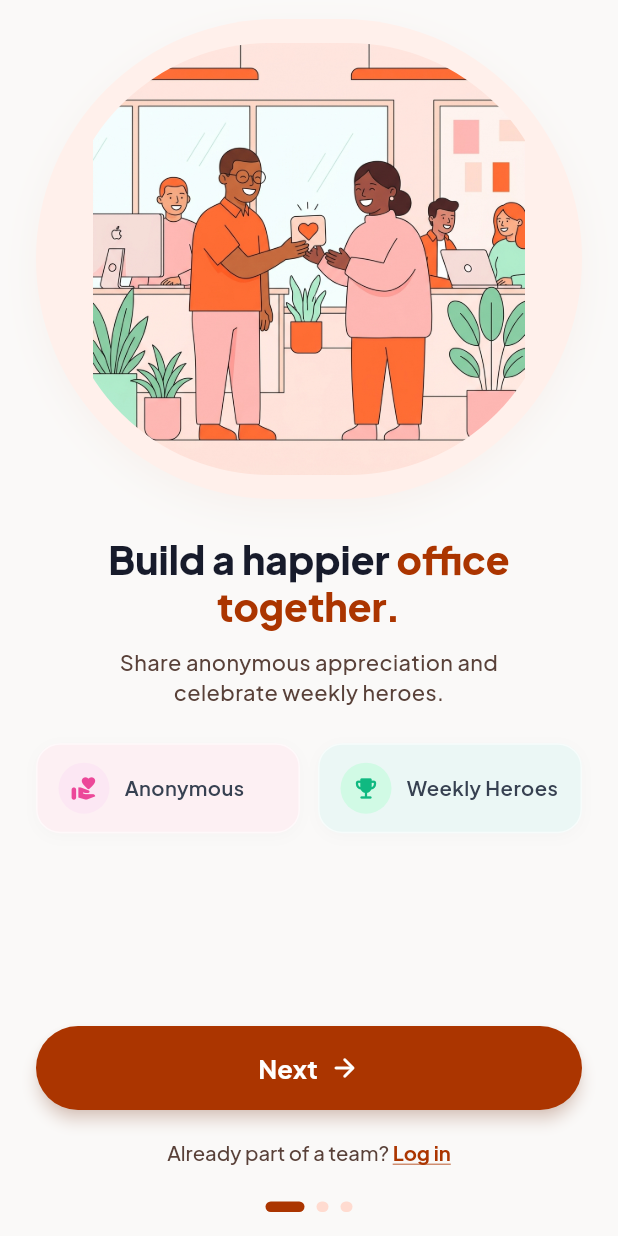
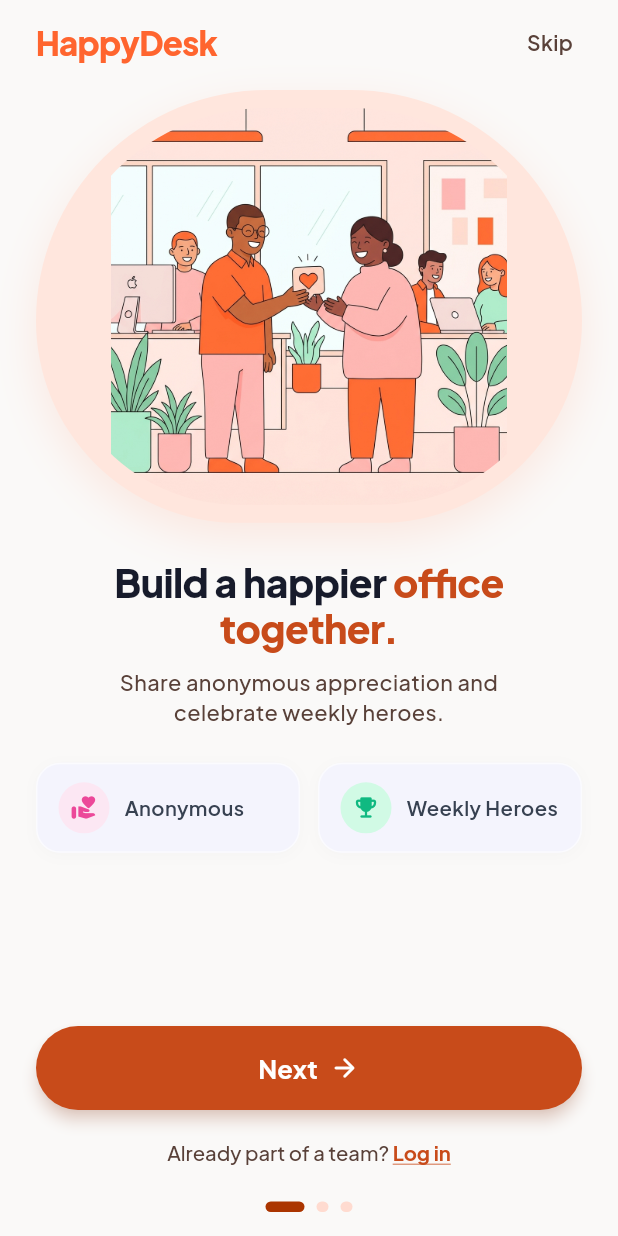
Before and after one commit to JustRamm/Happy-Desk, a Flutter app: the screen it shows after launch, on a phone screen of 412 x 824 dp. Run offline on Flutter 3.47's test engine with Material 3 defaults, Android fonts, the phone set to English and light mode, and no system bars; our stand-ins replace google_fonts.

Commit message:
refactor: update OnboardingScreen with organic asymmetrical peach blob container shape and HappyDesk header

```diff
--- a/lib/screens/onboarding_screen.dart
+++ b/lib/screens/onboarding_screen.dart
@@ -23,7 +23,7 @@
   @override
   Widget build(BuildContext context) {
     return Scaffold(
-      backgroundColor: const Color(0xFFFAF9F8),
+      backgroundColor: const Color(0xFFFAF9F8), // Warm soft background
       body: SafeArea(
         child: Padding(
           padding: const EdgeInsets.symmetric(horizontal: 24.0),
@@ -31,36 +31,81 @@
             children: [
               const SizedBox(height: 12),
 
-              // Top Illustration Container with Soft Peach Blob background
+              // Top Header Bar: HappyDesk & Skip
+              Row(
+                mainAxisAlignment: MainAxisAlignment.spaceBetween,
+                children: [
+                  // App Title (HappyDesk)
+                  Text(
+                    'HappyDesk',
+                    style: GoogleFonts.plusJakartaSans(
+                      fontSize: 22,
+                      fontWeight: FontWeight.w800,
+                      color: const Color(0xFFFF652F), // Vivid Coral Orange
+                      letterSpacing: -0.5,
+                    ),
+                  ),
+
+                  // Skip Link
+                  GestureDetector(
+                    onTap: onLoginPressed,
+                    child: Padding(
+                      padding: const EdgeInsets.all(6.0),
+                      child: Text(
+                        'Skip',
+                        style: GoogleFonts.plusJakartaSans(
+                          fontSize: 14,
+                          fontWeight: FontWeight.w600,
+                          color: const Color(0xFF594139),
+                        ),
+                      ),
+                    ),
+                  ),
+                ],
+              ),
+
+              const SizedBox(height: 16),
+
+              // Organic Asymmetrical Blob Image Container (Exact shape matching reference image)
               Expanded(
                 flex: 5,
                 child: Center(
                   child: Container(
                     width: double.infinity,
-                    constraints: const BoxConstraints(maxHeight: 320),
+                    constraints: const BoxConstraints(maxHeight: 310),
                     decoration: BoxDecoration(
-                      color: AppTheme.primaryRustLight,
-                      borderRadius: BorderRadius.circular(160),
+                      color: const Color(0xFFFFE6DD), // Soft organic peach background
+                      borderRadius: const BorderRadius.only(
+                        topLeft: Radius.circular(160),
+                        topRight: Radius.circular(160),
+                        bottomLeft: Radius.circular(140),
+                        bottomRight: Radius.circular(140),
+                      ),
                       boxShadow: [
                         BoxShadow(
-                          color: AppTheme.primaryRust.withValues(alpha: 0.04),
-                          blurRadius: 20,
-                          offset: const Offset(0, 8),
+                          color: const Color(0xFFFF652F).withValues(alpha: 0.12),
+                          blurRadius: 24,
+                          offset: const Offset(0, 10),
                         ),
                       ],
                     ),
-                    padding: const EdgeInsets.all(16),
+                    padding: const EdgeInsets.all(12),
                     child: ClipRRect(
-                      borderRadius: BorderRadius.circular(140),
+                      borderRadius: const BorderRadius.only(
+                        topLeft: Radius.circular(150),
+                        topRight: Radius.circular(150),
+                        bottomLeft: Radius.circular(130),
+                        bottomRight: Radius.circular(130),
+                      ),
                       child: Image.asset(
                         imagePath,
                         fit: BoxFit.contain,
                         errorBuilder: (context, error, stackTrace) {
-                          return Center(
+                          return const Center(
                             child: Icon(
                               Icons.groups_rounded,
                               size: 80,
-                              color: AppTheme.primaryRust.withValues(alpha: 0.5),
+                              color: Color(0xFFFF652F),
                             ),
                           );
                         },
@@ -81,13 +126,14 @@
                     fontWeight: FontWeight.w800,
                     height: 1.2,
                     color: AppTheme.titleDark,
+                    letterSpacing: -0.4,
                   ),
                   children: [
                     const TextSpan(text: 'Build a happier '),
                     TextSpan(
                       text: 'office\ntogether.',
                       style: GoogleFonts.plusJakartaSans(
-                        color: AppTheme.primaryRust,
+                        color: const Color(0xFFC84B1A), // Deep Rust Orange
                         fontWeight: FontWeight.w800,
                       ),
                     ),
@@ -95,7 +141,7 @@
                 ),
               ),
 
-              const SizedBox(height: 12),
+              const SizedBox(height: 10),
 
               // Subtitle Text
               Text(
@@ -116,9 +162,9 @@
                 children: const [
                   Expanded(
                     child: FeatureBadgeCard(
-                      backgroundColor: AppTheme.pinkBadgeBg,
-                      iconBackgroundColor: AppTheme.pinkIconBg,
-                      iconColor: AppTheme.pinkIconColor,
+                      backgroundColor: Color(0xFFF4F4FD),
+                      iconBackgroundColor: Color(0xFFFCE7F3),
+                      iconColor: Color(0xFFEC4899),
                       icon: Icons.volunteer_activism_rounded,
                       title: 'Anonymous',
                     ),
@@ -126,9 +172,9 @@
                   SizedBox(width: 12),
                   Expanded(
                     child: FeatureBadgeCard(
-                      backgroundColor: AppTheme.mintBadgeBg,
-                      iconBackgroundColor: AppTheme.mintIconBg,
-                      iconColor: AppTheme.mintIconColor,
+                      backgroundColor: Color(0xFFF4F4FD),
+                      iconBackgroundColor: Color(0xFFD1FAE5),
+                      iconColor: Color(0xFF10B981),
                       icon: Icons.emoji_events_rounded,
                       title: 'Weekly Heroes',
                     ),
@@ -145,10 +191,10 @@
                 child: ElevatedButton(
                   onPressed: onNextPressed,
                   style: ElevatedButton.styleFrom(
-                    backgroundColor: AppTheme.primaryRust,
+                    backgroundColor: const Color(0xFFC84B1A),
                     foregroundColor: Colors.white,
                     elevation: 4,
-                    shadowColor: AppTheme.primaryRust.withValues(alpha: 0.4),
+                    shadowColor: const Color(0xFFC84B1A).withValues(alpha: 0.4),
                     shape: RoundedRectangleBorder(
                       borderRadius: BorderRadius.circular(30),
                     ),
@@ -193,7 +239,7 @@
                         TextSpan(
                           text: 'Log in',
                           style: GoogleFonts.plusJakartaSans(
-                            color: AppTheme.primaryRust,
+                            color: const Color(0xFFC84B1A),
                             fontWeight: FontWeight.w700,
                             decoration: TextDecoration.underline,
                           ),
```
